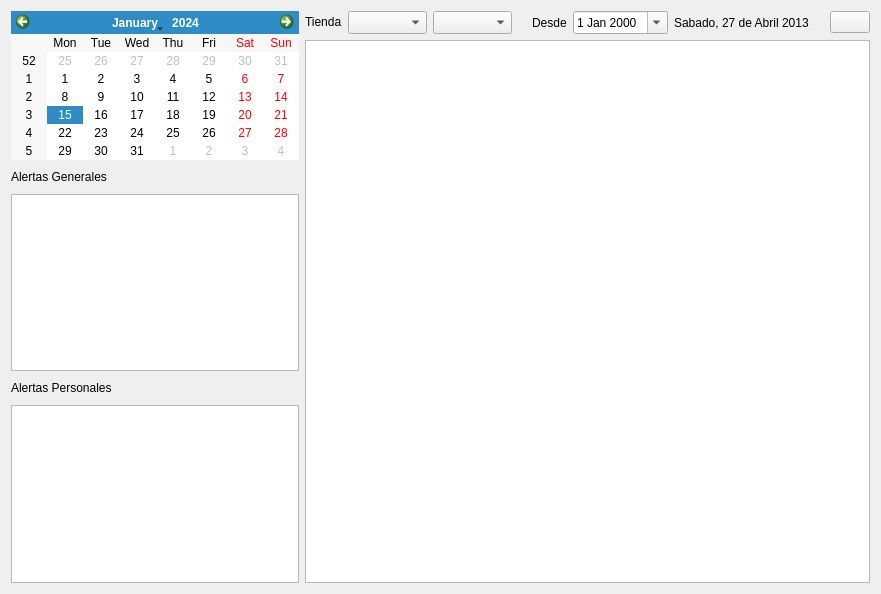
This is agenda/agenda_ui.ui in rodety/Jireh as Qt 5 draws it before an edit. The edited form follows.
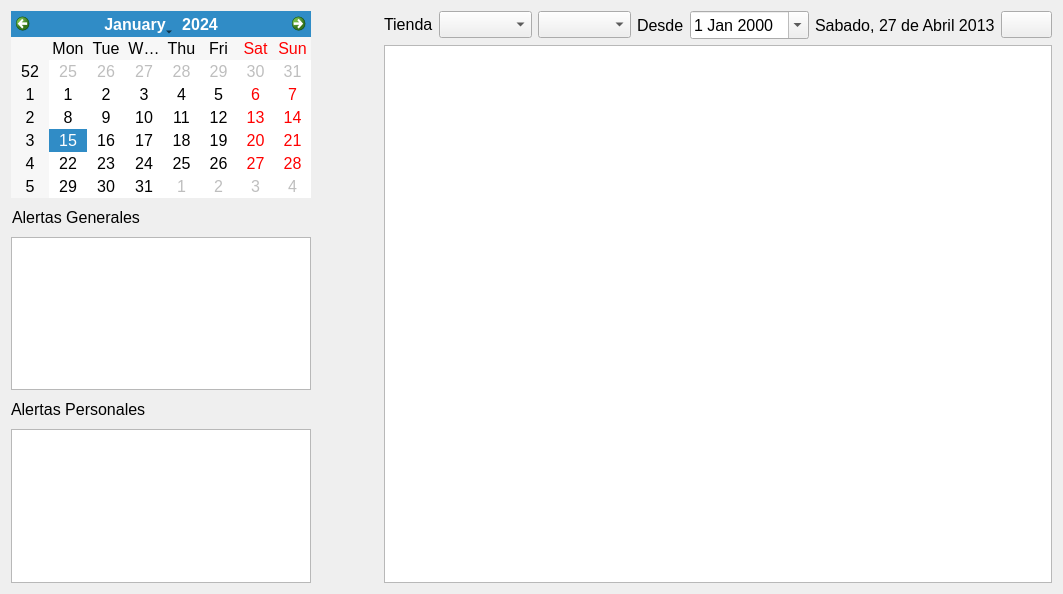
This is the edited form. Icons and pictures are not drawn. Custom widgets are drawn as their Qt base class.

The edit to the form file:
```diff
--- a/agenda/agenda_ui.ui
+++ b/agenda/agenda_ui.ui
@@ -33,6 +33,11 @@
          <height>16777215</height>
         </size>
        </property>
+       <property name="font">
+        <font>
+         <pointsize>12</pointsize>
+        </font>
+       </property>
       </widget>
      </item>
      <item>
@@ -45,6 +50,11 @@
            <verstretch>0</verstretch>
           </sizepolicy>
          </property>
+         <property name="font">
+          <font>
+           <pointsize>12</pointsize>
+          </font>
+         </property>
          <property name="text">
           <string>Alertas Generales </string>
          </property>
@@ -58,6 +68,11 @@
            <verstretch>0</verstretch>
           </sizepolicy>
          </property>
+         <property name="font">
+          <font>
+           <pointsize>12</pointsize>
+          </font>
+         </property>
          <property name="text">
           <string/>
          </property>
@@ -84,6 +99,11 @@
            <verstretch>0</verstretch>
           </sizepolicy>
          </property>
+         <property name="font">
+          <font>
+           <pointsize>12</pointsize>
+          </font>
+         </property>
          <property name="text">
           <string/>
          </property>
@@ -110,6 +130,11 @@
            <verstretch>0</verstretch>
           </sizepolicy>
          </property>
+         <property name="font">
+          <font>
+           <pointsize>12</pointsize>
+          </font>
+         </property>
          <property name="text">
           <string/>
          </property>
@@ -139,6 +164,11 @@
            <verstretch>0</verstretch>
           </sizepolicy>
          </property>
+         <property name="font">
+          <font>
+           <pointsize>12</pointsize>
+          </font>
+         </property>
          <property name="text">
           <string/>
          </property>
@@ -175,7 +205,7 @@
        </property>
        <property name="font">
         <font>
-         <pointsize>8</pointsize>
+         <pointsize>12</pointsize>
          <weight>75</weight>
          <bold>true</bold>
         </font>
@@ -192,6 +222,11 @@
            <verstretch>0</verstretch>
           </sizepolicy>
          </property>
+         <property name="font">
+          <font>
+           <pointsize>12</pointsize>
+          </font>
+         </property>
          <property name="text">
           <string>Alertas Personales </string>
          </property>
@@ -205,6 +240,11 @@
            <verstretch>0</verstretch>
           </sizepolicy>
          </property>
+         <property name="font">
+          <font>
+           <pointsize>12</pointsize>
+          </font>
+         </property>
          <property name="text">
           <string/>
          </property>
@@ -231,6 +271,11 @@
            <verstretch>0</verstretch>
           </sizepolicy>
          </property>
+         <property name="font">
+          <font>
+           <pointsize>12</pointsize>
+          </font>
+         </property>
          <property name="text">
           <string/>
          </property>
@@ -257,6 +302,11 @@
            <verstretch>0</verstretch>
           </sizepolicy>
          </property>
+         <property name="font">
+          <font>
+           <pointsize>12</pointsize>
+          </font>
+         </property>
          <property name="text">
           <string/>
          </property>
@@ -283,6 +333,11 @@
            <verstretch>0</verstretch>
           </sizepolicy>
          </property>
+         <property name="font">
+          <font>
+           <pointsize>12</pointsize>
+          </font>
+         </property>
          <property name="text">
           <string/>
          </property>
@@ -313,7 +368,7 @@
        </property>
        <property name="font">
         <font>
-         <pointsize>8</pointsize>
+         <pointsize>12</pointsize>
          <weight>75</weight>
          <bold>true</bold>
         </font>
@@ -334,6 +389,11 @@
            <verstretch>0</verstretch>
           </sizepolicy>
          </property>
+         <property name="font">
+          <font>
+           <pointsize>12</pointsize>
+          </font>
+         </property>
          <property name="text">
           <string>Tienda</string>
          </property>
@@ -361,7 +421,7 @@
          </property>
          <property name="font">
           <font>
-           <pointsize>10</pointsize>
+           <pointsize>12</pointsize>
            <weight>75</weight>
            <bold>true</bold>
           </font>
@@ -372,7 +432,7 @@
         <widget class="QComboBox" name="comboBox_tipo_pendiente">
          <property name="font">
           <font>
-           <pointsize>10</pointsize>
+           <pointsize>12</pointsize>
            <weight>75</weight>
            <bold>true</bold>
           </font>
@@ -381,6 +441,11 @@
        </item>
        <item>
         <spacer name="horizontalSpacer">
+         <property name="font">
+          <font>
+           <pointsize>12</pointsize>
+          </font>
+         </property>
          <property name="orientation">
           <enum>Qt::Horizontal</enum>
          </property>
@@ -394,6 +459,11 @@
        </item>
        <item>
         <widget class="QLabel" name="label_5">
+         <property name="font">
+          <font>
+           <pointsize>12</pointsize>
+          </font>
+         </property>
          <property name="text">
           <string>Desde</string>
          </property>
@@ -401,6 +471,11 @@
        </item>
        <item>
         <widget class="QDateEdit" name="dateEdit_inicio">
+         <property name="font">
+          <font>
+           <pointsize>12</pointsize>
+          </font>
+         </property>
          <property name="calendarPopup">
           <bool>true</bool>
          </property>
@@ -408,6 +483,11 @@
        </item>
        <item>
         <widget class="QLabel" name="label_fecha_actual">
+         <property name="font">
+          <font>
+           <pointsize>12</pointsize>
+          </font>
+         </property>
          <property name="text">
           <string>Sabado, 27 de Abril 2013</string>
          </property>
@@ -415,6 +495,11 @@
        </item>
        <item>
         <spacer name="horizontalSpacer_2">
+         <property name="font">
+          <font>
+           <pointsize>12</pointsize>
+          </font>
+         </property>
          <property name="orientation">
           <enum>Qt::Horizontal</enum>
          </property>
@@ -428,6 +513,11 @@
        </item>
        <item>
         <widget class="QPushButton" name="pushButton_imprimir">
+         <property name="font">
+          <font>
+           <pointsize>12</pointsize>
+          </font>
+         </property>
          <property name="text">
           <string/>
          </property>
@@ -440,7 +530,13 @@
       </layout>
      </item>
      <item>
-      <widget class="QTableView" name="tableView_Main_Alert"/>
+      <widget class="QTableView" name="tableView_Main_Alert">
+       <property name="font">
+        <font>
+         <pointsize>12</pointsize>
+        </font>
+       </property>
+      </widget>
      </item>
     </layout>
    </item>
```
